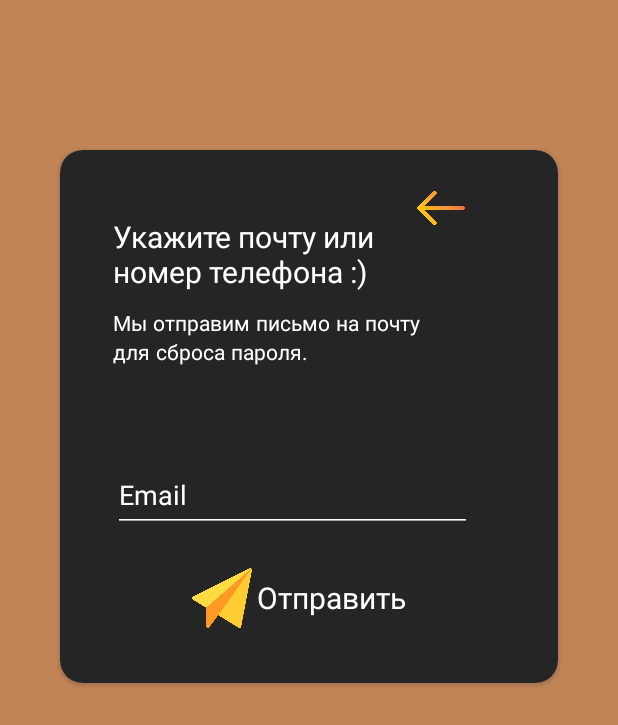
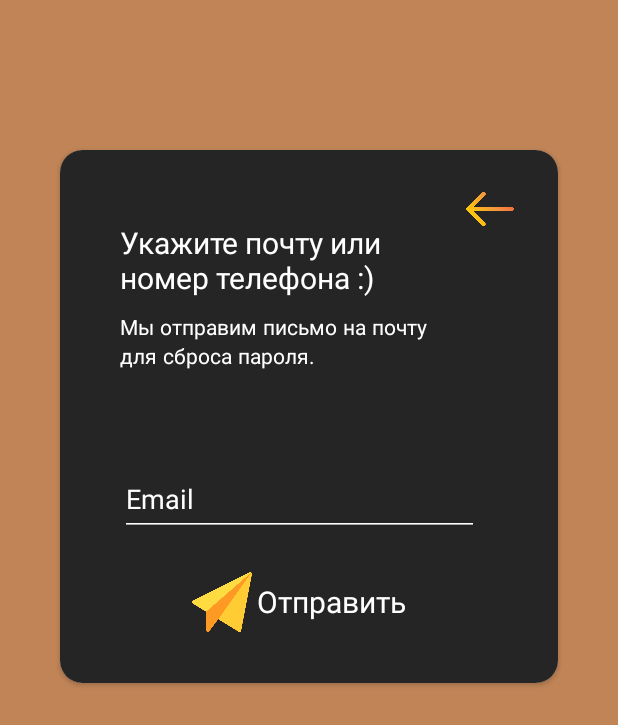
Before and after one commit to funnyProger/ChatApp, an Android app: the ForgotPassword screen opened through its navigation route, on a phone screen of 412 x 824 dp. Shown: the top 725 px of the screen. Run offline under Robolectric (Android 15) with nearby library versions, the phone set to English and light mode, and no system bars; our stand-ins replace Firebase (no records; nobody signed in at launch, a user with empty details on screens opened directly); pictures from the network do not load; Roboto replaces fonts that are not available here.

Commit message:
Commit 4

```diff
--- a/app/src/main/java/com/funnyproger/chatapp/fragments/fragments_userAccount/ChatsAndMenu.kt
+++ b/app/src/main/java/com/funnyproger/chatapp/fragments/fragments_userAccount/ChatsAndMenu.kt
@@ -1,45 +1,29 @@
 package com.funnyproger.chatapp.fragments.fragments_userAccount
 
+import android.app.Activity.RESULT_OK
+import android.content.Intent
+import android.net.Uri
 import android.os.Bundle
-import androidx.fragment.app.Fragment
 import android.view.LayoutInflater
 import android.view.View
 import android.view.ViewGroup
+import androidx.activity.result.ActivityResultLauncher
+import androidx.activity.result.contract.ActivityResultContracts
+import androidx.fragment.app.Fragment
 import androidx.navigation.NavController
 import androidx.navigation.fragment.findNavController
 import androidx.recyclerview.widget.GridLayoutManager
 import com.funnyproger.chatapp.R
 import com.funnyproger.chatapp.databinding.FragmentChatsAndMenuBinding
 import com.funnyproger.chatapp.fragments.fragments_userAccount.adapter.ChatsAdapter
-import com.funnyproger.chatapp.fragments.fragments_userAccount.models.ChatsModel
-import com.funnyproger.chatapp.fragments.fragments_userAccount.models.UserModel
+import com.funnyproger.chatapp.fragments.fragments_userAccount.models.SearchModel
 
 class ChatsAndMenu : Fragment() {
     private lateinit var binding:FragmentChatsAndMenuBinding
     private lateinit var chatsAdapter: ChatsAdapter
-    private var chatsList = mutableListOf<ChatsModel>()
+    private var chatsList = mutableListOf<SearchModel>()
     private lateinit var controller: NavController
-    private lateinit var userModel: UserModel
-
-    private var chatsMap = mutableMapOf(
-        "Alex" to R.drawable.cookies,
-        "Ben" to R.drawable.pretzel,
-        "Maklll" to R.drawable.cookies,
-        "Krio" to R.drawable.cookies,
-        "Pattor" to R.drawable.pretzel,
-        "Kisa" to R.drawable.cookies,
-        "Rafik" to R.drawable.cookies,
-        "Bartalameo" to R.drawable.pretzel,
-        "Gifty" to R.drawable.cookies,
-        "Laxy" to R.drawable.cookies,
-        "Strai" to R.drawable.pretzel,
-        "Kissdfs" to R.drawable.cookies,
-        "Raffsdfs" to R.drawable.cookies,
-        "Griie" to R.drawable.pretzel,
-        "Psdfkle" to R.drawable.cookies,
-        "Cjkker" to R.drawable.cookies,
-        "Fuuree" to R.drawable.pretzel,
-        )
+    private lateinit var launcher: ActivityResultLauncher<Intent>
 
     override fun onCreateView(
         inflater: LayoutInflater, container: ViewGroup?,
@@ -56,7 +40,7 @@ class ChatsAndMenu : Fragment() {
         binding.apply {
             idRecyclerView.layoutManager = GridLayoutManager(activity, 1)
             idRecyclerView.adapter = chatsAdapter
-            chatsAdapter.setList(getNewChatsList(chatsMap))
+            chatsAdapter.setList(chatsList)
         }
 
         //listeners
@@ -71,16 +55,18 @@ class ChatsAndMenu : Fragment() {
 
             }
         }
+        var name = ""
+        var image: Uri
+
+        launcher = registerForActivityResult(ActivityResultContracts.StartActivityForResult()) {
+            if(it.resultCode == RESULT_OK) {
+                image = it.data?.getStringExtra("image") as Uri
+                name = it!!.data?.getStringExtra("title").toString()
+                chatsList.add(SearchModel(image, name))
+            }
+            chatsAdapter.setList(chatsList)
+        }
     }
-
-    private fun getNewChatsList(chatsMap: MutableMap<String, Int>): MutableList<ChatsModel> {
-        chatsList.clear()
-        chatsMap.forEach {
-            chatsList.add(ChatsModel(it.value, it.key))
-        }
-        return chatsList
-    }
-
 
     private fun onClickSearch() {
         controller.navigate(R.id.action_chatsAndMenu_to_searchUser)
--- a/app/src/main/java/com/funnyproger/chatapp/fragments/fragments_userAccount/adapter/ChatsAdapter.kt
+++ b/app/src/main/java/com/funnyproger/chatapp/fragments/fragments_userAccount/adapter/ChatsAdapter.kt
@@ -3,19 +3,25 @@ package com.funnyproger.chatapp.fragments.fragments_userAccount.adapter
 import android.view.LayoutInflater
 import android.view.View
 import android.view.ViewGroup
+import android.widget.Toast
 import androidx.recyclerview.widget.RecyclerView
+import com.bumptech.glide.Glide
 import com.funnyproger.chatapp.R
+import com.funnyproger.chatapp.constants.Constants
 import com.funnyproger.chatapp.databinding.ChatsModelBinding
-import com.funnyproger.chatapp.fragments.fragments_userAccount.models.ChatsModel
+import com.funnyproger.chatapp.fragments.fragments_userAccount.models.SearchModel
 
 class ChatsAdapter : RecyclerView.Adapter<ChatsAdapter.ChatsHolder>() {
-    private var chatsList = mutableListOf<ChatsModel>()
+    private var chatsList = mutableListOf<SearchModel>()
 
     class ChatsHolder(item: View) : RecyclerView.ViewHolder(item) {
         private val binding = ChatsModelBinding.bind(item)
-        fun bind(chat: ChatsModel) = with(binding) {
-            idImageViewCharImage.setImageResource(chat.chatImage)
-            idTextViewChatTitle.text = chat.chatTitle
+        fun bind(chat: SearchModel) = with(binding) {
+            Glide
+                .with(Constants.SearchUserContext)
+                .load(chat.userImageSearch)
+                .into(idImageViewChatImage)
+            idTextViewChatTitle.text = chat.userTitleSearch
         }
     }
 
@@ -30,9 +36,12 @@ class ChatsAdapter : RecyclerView.Adapter<ChatsAdapter.ChatsHolder>() {
 
     override fun onBindViewHolder(holder: ChatsHolder, position: Int) {
         holder.bind(chatsList[position])
+        holder.itemView.setOnClickListener {
+            Toast.makeText(Constants.FirstActivityContext, "Вы выбрали чат ${position}", Toast.LENGTH_SHORT).show()
+        }
     }
 
-    fun setList(chatsList: MutableList<ChatsModel>) {
+    fun setList(chatsList: MutableList<SearchModel>) {
         this.chatsList = chatsList
     }
 
--- a/app/src/main/java/com/funnyproger/chatapp/fragments/fragments_userAccount/models/ChatsModel.kt
+++ /dev/null
@@ -1,6 +0,0 @@
-package com.funnyproger.chatapp.fragments.fragments_userAccount.models
-
-data class ChatsModel(
-    val chatImage: Int,
-    val chatTitle: String,
-)
--- a/app/src/main/java/com/funnyproger/chatapp/fragments/fragments_userAccount/search/SearchModel.kt
+++ b/app/src/main/java/com/funnyproger/chatapp/fragments/fragments_userAccount/models/SearchModel.kt
@@ -1,4 +1,4 @@
-package com.funnyproger.chatapp.fragments.fragments_userAccount.search
+package com.funnyproger.chatapp.fragments.fragments_userAccount.models
 
 import android.net.Uri
 
--- a/app/src/main/res/layout/chats_model.xml
+++ b/app/src/main/res/layout/chats_model.xml
@@ -18,7 +18,7 @@
         app:layout_constraintVertical_bias="0.0">
 
         <ImageView
-            android:id="@+id/id_imageViewCharImage"
+            android:id="@+id/id_image_view_chat_image"
             android:layout_width="65dp"
             android:layout_height="65dp"
             android:background="@null"
--- a/app/src/main/res/layout/fragment_forgot_password.xml
+++ b/app/src/main/res/layout/fragment_forgot_password.xml
@@ -23,15 +23,15 @@
 
             <TextView
                 android:id="@+id/id_fragmentSend1"
-                android:layout_width="185dp"
-                android:layout_height="51dp"
-                android:layout_marginTop="44dp"
+                android:layout_width="191dp"
+                android:layout_height="50dp"
+                android:layout_marginTop="48dp"
                 android:fontFamily="sans-serif"
                 android:text="@string/fragment_send_text_1"
                 android:textColor="#FFFFFF"
                 android:textSize="20sp"
                 app:layout_constraintEnd_toEndOf="parent"
-                app:layout_constraintHorizontal_bias="0.24"
+                app:layout_constraintHorizontal_bias="0.285"
                 app:layout_constraintStart_toStartOf="parent"
                 app:layout_constraintTop_toTopOf="parent"
                 tools:ignore="TextSizeCheck" />
@@ -89,7 +89,7 @@
                 android:id="@+id/id_imgBtnReturnOnSignFragment"
                 android:layout_width="45dp"
                 android:layout_height="45dp"
-                android:layout_marginStart="196dp"
+                android:layout_marginStart="224dp"
                 android:background="#252525"
                 android:padding="5dp"
                 android:scaleType="fitXY"
```
Also changed, not shown: app/src/main/java/com/funnyproger/chatapp/fragments/fragments_userAccount/adapter/SearchAdapter.kt (renamed from app/src/main/java/com/funnyproger/chatapp/fragments/fragments_userAccount/search/SearchAdapter.kt, +16 -4 lines), app/src/main/java/com/funnyproger/chatapp/fragments/fragments_userAccount/search/SearchUser.kt (+67 -81 lines), app/src/main/res/layout/fragment_search_user.xml (+24 -8 lines).
